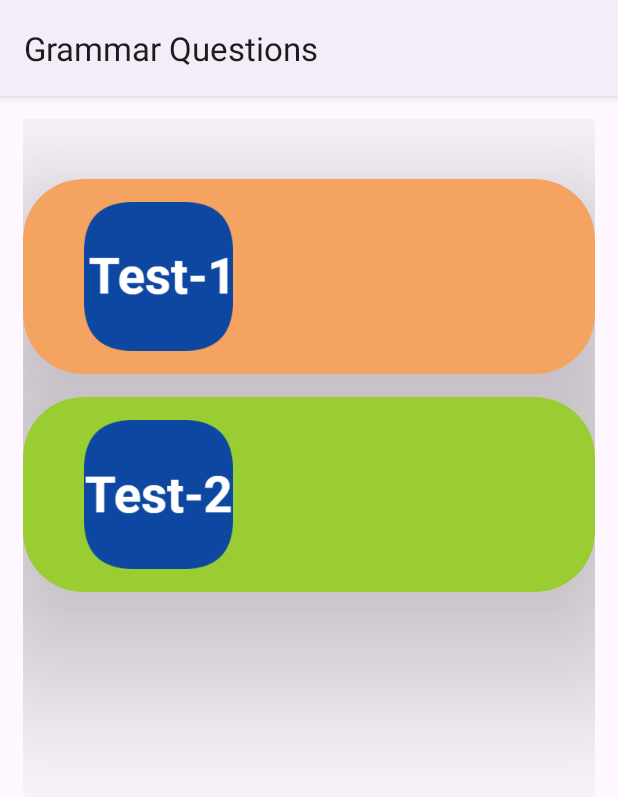
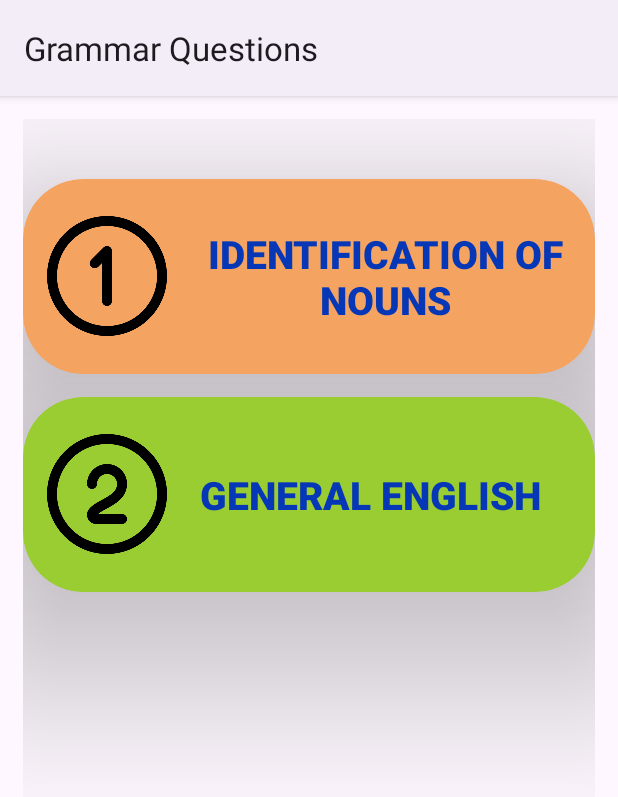
Before and after one commit to BakuEngineeringUniversity/prj-exam-app-Nergiz-Axundova, an Android app: the EnglishGrammarTests screen opened directly, with no data from a screen before it, on a phone screen of 412 x 824 dp. Shown: the top 797 px of the screen. Run offline under Robolectric (Android 15) with nearby library versions, the phone set to English and light mode, and no system bars.

Commit message:
English Grammar tests

```diff
--- a/app/src/main/res/layout/activity_english_grammar_tests.xml
+++ b/app/src/main/res/layout/activity_english_grammar_tests.xml
@@ -25,7 +25,6 @@
             android:id="@+id/test1EngGrammar"
             android:layout_width="match_parent"
             android:layout_height="130dp"
-            android:layout_marginStart="0dp"
             android:layout_marginTop="40dp"
             android:backgroundTint="@color/engGrammarTest1"
             app:cardCornerRadius="40dp"
@@ -35,28 +34,30 @@
             app:layout_constraintTop_toTopOf="parent">
 
             <LinearLayout
-                android:layout_width="wrap_content"
-                android:layout_height="wrap_content"
-                android:layout_margin="15dp"
-                android:gravity="center_horizontal|center_vertical"
-                android:orientation="vertical">
-
-                <androidx.constraintlayout.widget.ConstraintLayout
-                    android:layout_width="150dp"
-                    android:layout_height="match_parent">
+                android:layout_width="match_parent"
+                android:layout_height="match_parent"
+                android:gravity="center_vertical"
+                android:orientation="horizontal">
 
                     <ImageView
                         android:id="@+id/question1Icon"
-                        android:layout_width="match_parent"
-                        android:layout_height="match_parent"
+                        android:layout_width="80dp"
+                        android:layout_height="80dp"
                         android:contentDescription="@string/question1"
-                        app:layout_constraintBottom_toBottomOf="parent"
-                        app:layout_constraintEnd_toEndOf="parent"
-                        app:layout_constraintStart_toStartOf="parent"
-                        app:layout_constraintTop_toTopOf="parent"
-                        app:srcCompat="@drawable/test1_eng_grammar" />
+                        android:layout_marginStart="16dp"
+                        app:srcCompat="@drawable/circle_1" />
 
-                </androidx.constraintlayout.widget.ConstraintLayout>
+                <TextView
+                    android:layout_width="wrap_content"
+                    android:layout_height="wrap_content"
+                    android:fontFamily="sans-serif-black"
+                    android:layout_marginStart="5dp"
+                    android:text="@string/identification_of_nouns"
+                    android:gravity="center"
+                    android:textAllCaps="true"
+                    android:textColor="#0537B6"
+                    android:textSize="26sp"
+                    android:textStyle="bold" />
 
             </LinearLayout>
 
@@ -76,28 +77,29 @@
             app:layout_constraintTop_toTopOf="parent">
 
             <LinearLayout
-                android:layout_width="wrap_content"
-                android:layout_height="wrap_content"
-                android:layout_margin="15dp"
-                android:gravity="center_horizontal|center_vertical"
-                android:orientation="vertical">
-
-                <androidx.constraintlayout.widget.ConstraintLayout
-                    android:layout_width="150dp"
-                    android:layout_height="match_parent">
+                android:layout_width="match_parent"
+                android:layout_height="match_parent"
+                android:gravity="center_vertical"
+                android:orientation="horizontal">
 
                     <ImageView
-                        android:id="@+id/readingEngIcon"
-                        android:layout_width="match_parent"
-                        android:layout_height="match_parent"
+                        android:id="@+id/question2Icon"
+                        android:layout_width="80dp"
+                        android:layout_height="80dp"
+                        android:layout_marginStart="16dp"
                         android:contentDescription="@string/reading_eng_grammar"
-                        app:layout_constraintBottom_toBottomOf="parent"
-                        app:layout_constraintEnd_toEndOf="parent"
-                        app:layout_constraintStart_toStartOf="parent"
-                        app:layout_constraintTop_toTopOf="parent"
-                        app:srcCompat="@drawable/test2_eng_grammar" />
+                        app:srcCompat="@drawable/circle_2" />
 
-                </androidx.constraintlayout.widget.ConstraintLayout>
+                <TextView
+                    android:layout_width="wrap_content"
+                    android:layout_height="wrap_content"
+                    android:fontFamily="sans-serif-black"
+                    android:layout_marginStart="22dp"
+                    android:text="@string/general_english"
+                    android:textAllCaps="true"
+                    android:textColor="#0537B6"
+                    android:textSize="26sp"
+                    android:textStyle="bold" />
 
             </LinearLayout>
 
--- a/app/src/main/res/values/strings.xml
+++ b/app/src/main/res/values/strings.xml
@@ -135,4 +135,6 @@
     <string name="reading_textCardView">Reading</string>
     <string name="analytical_chemistry">\n</string>
     <string name="analytical_Chemistry">Analytical Chemistry</string>
+    <string name="identification_of_nouns">Identification of Nouns</string>
+    <string name="general_english">General English</string>
 </resources>
```
Also changed, not shown: app/src/main/res/drawable/circle_1.png (added), app/src/main/res/drawable/circle_2.png (added).
